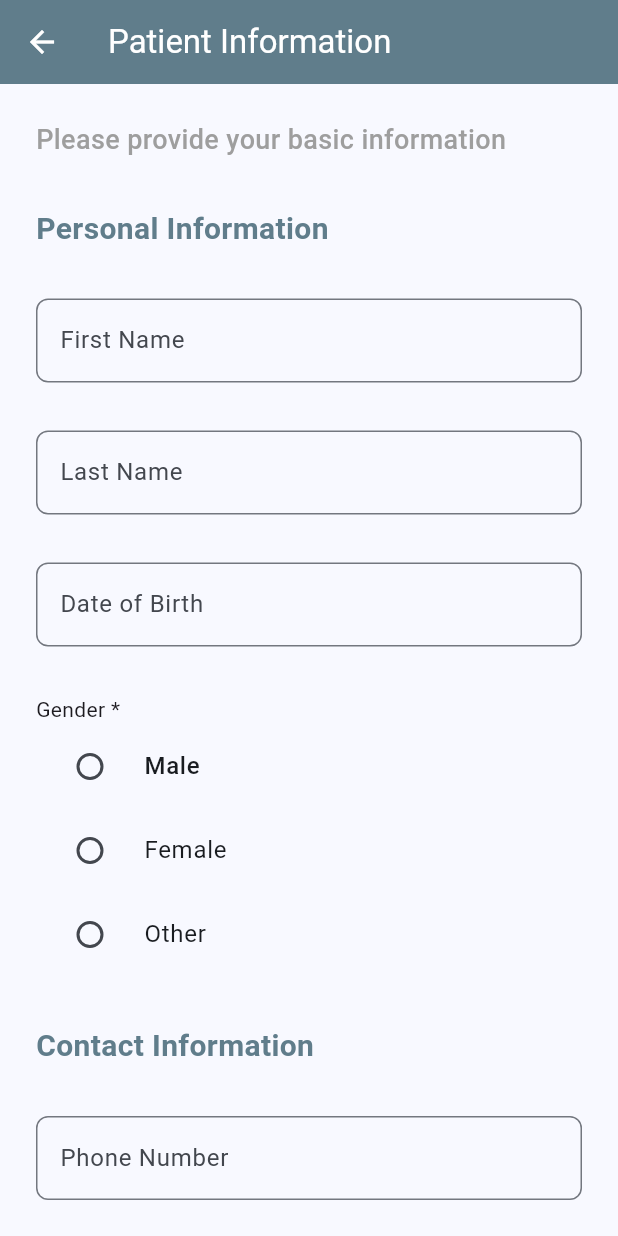
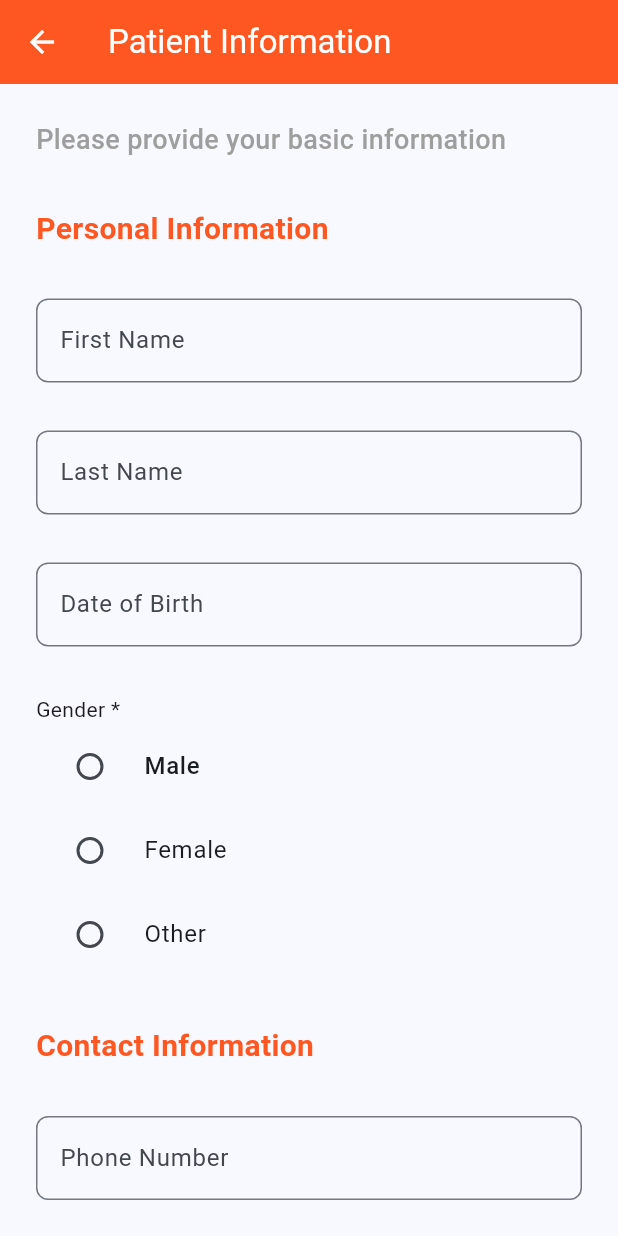
Before and after one commit to stephen-hartshorne/firebase-flutter-kata, a Flutter app: the screen it shows after launch, after a tap on "Click here to get started!", on a phone screen of 412 x 824 dp. Run offline on Flutter 3.47's test engine with Material 3 defaults, Android fonts, the phone set to English and light mode, and no system bars; our stand-ins replace cloud_firestore, firebase_core, google_fonts; accounts and stored records are empty.

Commit message:
color changes

```diff
--- a/lib/features/home/pages/home_page.dart
+++ b/lib/features/home/pages/home_page.dart
@@ -13,11 +13,11 @@ class HomePage extends StatelessWidget {
         child: Column(
           mainAxisAlignment: MainAxisAlignment.center,
           children: [
-            const Icon(Icons.home, size: 100, color: Colors.blue),
+            const Icon(Icons.home, size: 100, color: Colors.deepOrange),
             const SizedBox(height: 16),
             const Text(
               'Community Resource Assessment',
-              style: TextStyle(fontSize: 24, fontWeight: FontWeight.bold),
+              style: TextStyle(fontSize: 24, fontWeight: FontWeight.bold, color: Colors.deepPurple),
               textAlign: TextAlign.center,
             ),
             const SizedBox(height: 32),
--- a/lib/features/patient_info/pages/patient_info.dart
+++ b/lib/features/patient_info/pages/patient_info.dart
@@ -13,7 +13,7 @@ class PatientInfoPage extends StatelessWidget {
     return Scaffold(
       appBar: AppBar(
         title: const Text('Patient Information'),
-        backgroundColor: Colors.blueGrey,
+        backgroundColor: Colors.deepOrange,
         foregroundColor: Colors.white,
         elevation: 0,
       ),
--- a/lib/features/questionnaire/pages/questionnaire_page.dart
+++ b/lib/features/questionnaire/pages/questionnaire_page.dart
@@ -10,7 +10,7 @@ class QuestionnairePage extends StatelessWidget {
     return Scaffold(
       appBar: AppBar(
         title: const Text('Questionnaire'),
-        backgroundColor: Colors.blueGrey,
+        backgroundColor: Colors.deepOrange,
         foregroundColor: Colors.white,
         elevation: 0,
       ),
--- a/lib/shared/widgets/patient_info_form.dart
+++ b/lib/shared/widgets/patient_info_form.dart
@@ -160,7 +160,7 @@ class PatientInfoFormState extends State<PatientInfoForm> {
                 style: TextStyle(
                   fontSize: 16,
                   fontWeight: FontWeight.w600,
-                  color: Colors.blueGrey,
+                  color: Colors.deepOrange,
                 ),
               ),
             ),
@@ -179,7 +179,7 @@ class PatientInfoFormState extends State<PatientInfoForm> {
       title,
       style: TextStyle(
         fontSize: 20,
-        color: Colors.blueGrey,
+        color: Colors.deepOrange,
         fontWeight: FontWeight.bold,
       ),
     );
@@ -199,7 +199,7 @@ class PatientInfoFormState extends State<PatientInfoForm> {
         border: OutlineInputBorder(borderRadius: BorderRadius.circular(8)),
         focusedBorder: OutlineInputBorder(
           borderRadius: BorderRadius.circular(8),
-          borderSide: BorderSide(color: Colors.blueGrey, width: 2),
+          borderSide: BorderSide(color: Colors.deepOrange, width: 2),
         ),
       ),
       controller: controller,
@@ -275,7 +275,7 @@ class PatientInfoFormState extends State<PatientInfoForm> {
               onChanged: (value) {
                 setState(() => _gender = value);
               },
-              activeColor: Colors.blueGrey,
+              activeColor: Colors.deepOrange,
             ),
             if (state.hasError)
               Text(state.errorText!, style: const TextStyle(color: Colors.red)),
--- a/lib/shared/widgets/questionnaire_form.dart
+++ b/lib/shared/widgets/questionnaire_form.dart
@@ -41,7 +41,7 @@ class _QuestionnaireFormState extends State<QuestionnaireForm> {
               style: TextStyle(
                 fontSize: 16,
                 fontWeight: FontWeight.w600,
-                color: Colors.blueGrey,
+                color: Colors.deepOrange,
               ),
             ),
           ),
@@ -63,7 +63,7 @@ class _QuestionnaireFormState extends State<QuestionnaireForm> {
               section.title,
               style: TextStyle(
                 fontSize: 20,
-                color: Colors.blueGrey,
+                color: Colors.deepOrange,
                 fontWeight: FontWeight.bold,
               ),
             ),
```
